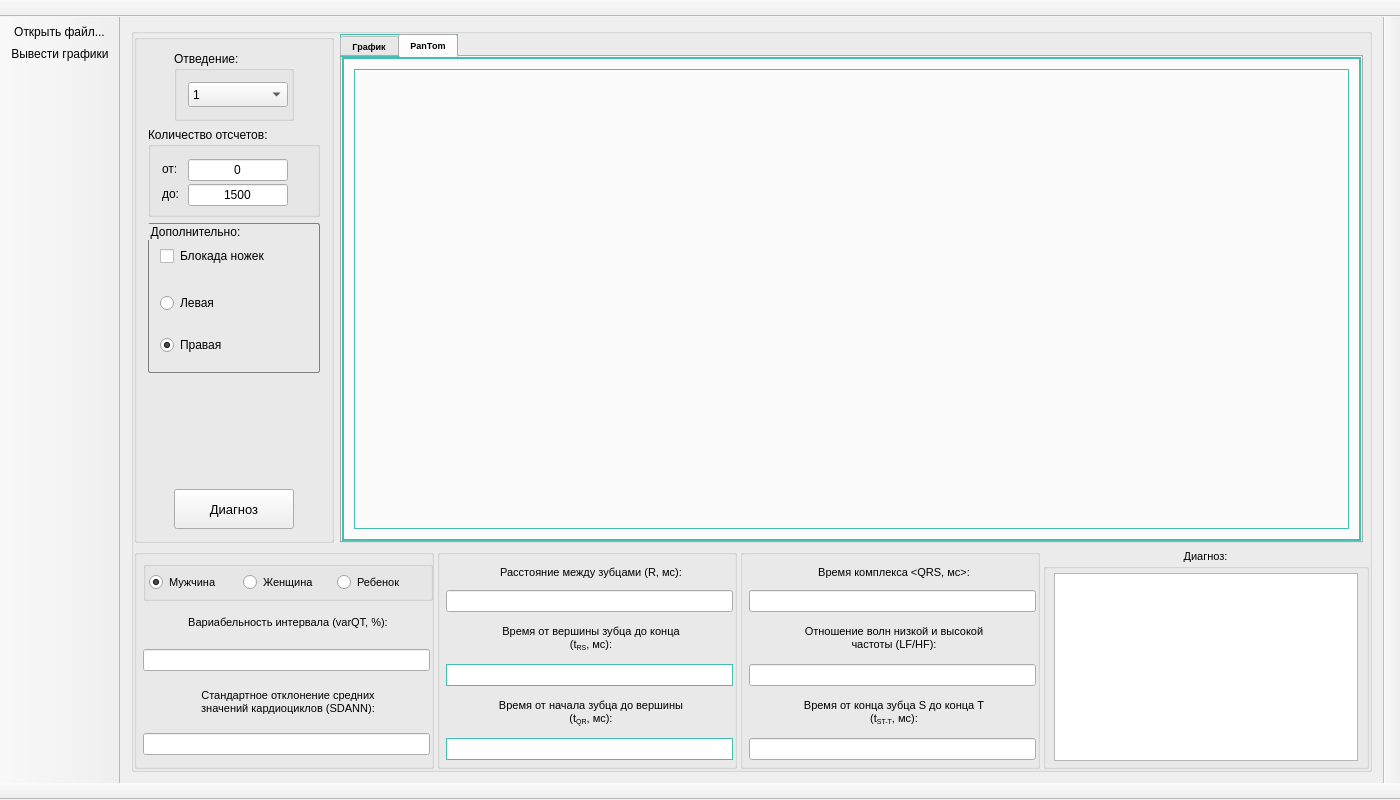
mihail727/ekp, file mainwindow.ui: the form before one commit.
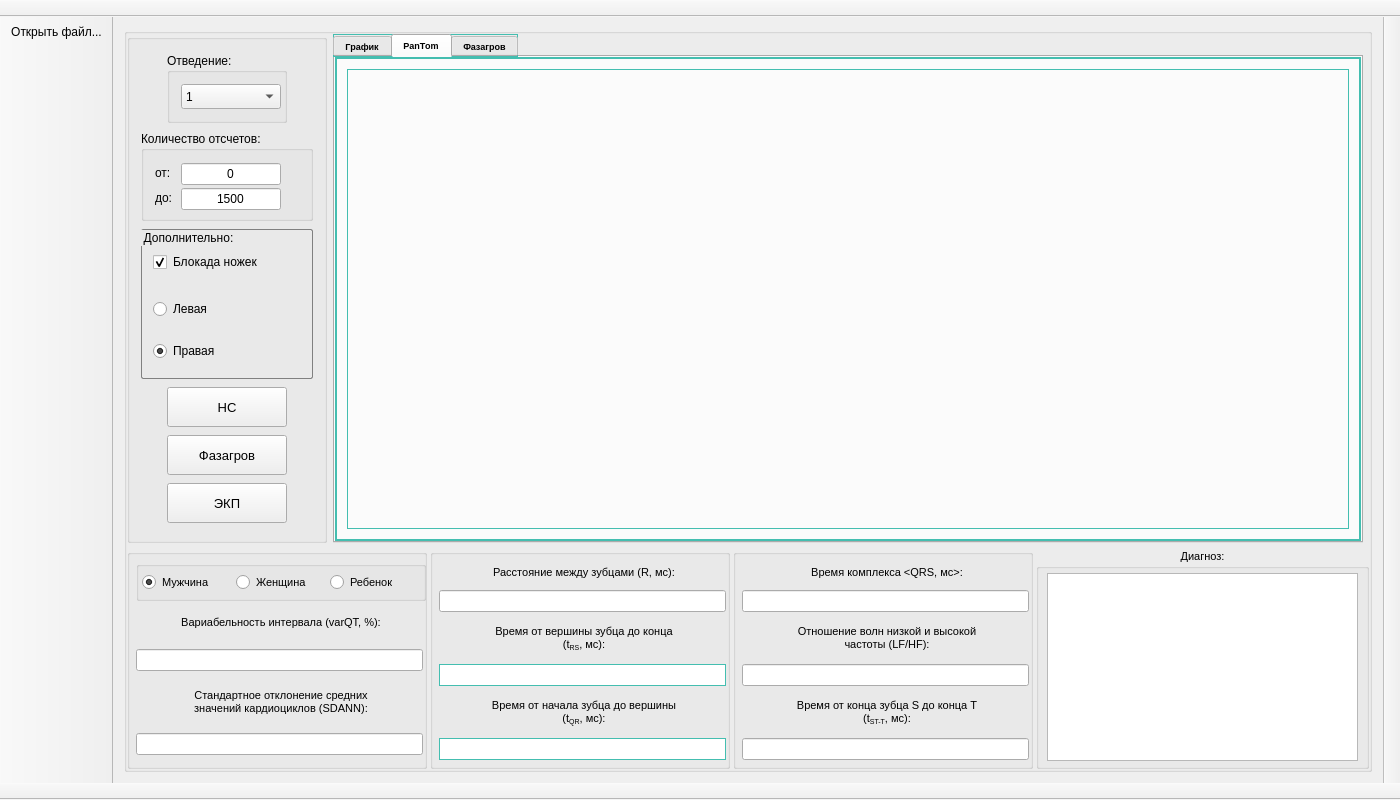
The form after the commit. The open tabs and pages were chosen to show the change. Icons and pictures are not drawn. Custom widgets are drawn as their Qt base class.

```diff
--- a/mainwindow.ui
+++ b/mainwindow.ui
@@ -648,6 +648,9 @@
                  <property name="text">
                   <string>Блокада ножек</string>
                  </property>
+                 <property name="checked">
+                  <bool>true</bool>
+                 </property>
                  <property name="tristate">
                   <bool>false</bool>
                  </property>
@@ -725,7 +728,69 @@
               </layout>
              </widget>
             </item>
-            <item alignment="Qt::AlignHCenter|Qt::AlignBottom">
+            <item alignment="Qt::AlignHCenter">
+             <widget class="QPushButton" name="pushButton_2">
+              <property name="sizePolicy">
+               <sizepolicy hsizetype="Expanding" vsizetype="Expanding">
+                <horstretch>0</horstretch>
+                <verstretch>0</verstretch>
+               </sizepolicy>
+              </property>
+              <property name="minimumSize">
+               <size>
+                <width>120</width>
+                <height>40</height>
+               </size>
+              </property>
+              <property name="maximumSize">
+               <size>
+                <width>100</width>
+                <height>40</height>
+               </size>
+              </property>
+              <property name="font">
+               <font>
+                <family>Arial</family>
+                <pointsize>10</pointsize>
+               </font>
+              </property>
+              <property name="text">
+               <string>НС</string>
+              </property>
+             </widget>
+            </item>
+            <item alignment="Qt::AlignHCenter">
+             <widget class="QPushButton" name="pushButton_3">
+              <property name="sizePolicy">
+               <sizepolicy hsizetype="Expanding" vsizetype="Expanding">
+                <horstretch>0</horstretch>
+                <verstretch>0</verstretch>
+               </sizepolicy>
+              </property>
+              <property name="minimumSize">
+               <size>
+                <width>120</width>
+                <height>40</height>
+               </size>
+              </property>
+              <property name="maximumSize">
+               <size>
+                <width>100</width>
+                <height>40</height>
+               </size>
+              </property>
+              <property name="font">
+               <font>
+                <family>Arial</family>
+                <pointsize>10</pointsize>
+               </font>
+              </property>
+              <property name="text">
+               <string>Фазагров</string>
+              </property>
+             </widget>
+            </item>
+            <item alignment="Qt::AlignHCenter">
              <widget class="QPushButton" name="pushButton">
               <property name="sizePolicy">
                <sizepolicy hsizetype="Expanding" vsizetype="Expanding">
@@ -755,7 +820,7 @@
                <string notr="true"/>
               </property>
               <property name="text">
-               <string>Диагноз</string>
+               <string>ЭКП</string>
               </property>
              </widget>
             </item>
@@ -828,17 +893,22 @@
            </widget>
            <widget class="QWidget" name="tab_2">
             <property name="sizePolicy">
-             <sizepolicy hsizetype="Expanding" vsizetype="Fixed">
+             <sizepolicy hsizetype="Expanding" vsizetype="Expanding">
               <horstretch>0</horstretch>
               <verstretch>0</verstretch>
              </sizepolicy>
             </property>
             <property name="minimumSize">
              <size>
-              <width>100</width>
+              <width>0</width>
               <height>0</height>
              </size>
             </property>
+            <property name="font">
+             <font>
+              <family>Bahnschrift SemiBold</family>
+             </font>
+            </property>
             <property name="styleSheet">
              <string notr="true"/>
             </property>
@@ -850,6 +920,31 @@
               <widget class="QCustomPlot" name="chart2" native="true">
                <property name="font">
                 <font>
+                 <family>Arial Black</family>
+                </font>
+               </property>
+               <property name="cursor">
+                <cursorShape>CrossCursor</cursorShape>
+               </property>
+              </widget>
+             </item>
+            </layout>
+           </widget>
+           <widget class="QWidget" name="tab_3">
+            <property name="sizePolicy">
+             <sizepolicy hsizetype="Expanding" vsizetype="Expanding">
+              <horstretch>0</horstretch>
+              <verstretch>0</verstretch>
+             </sizepolicy>
+            </property>
+            <attribute name="title">
+             <string>Фазагров</string>
+            </attribute>
+            <layout class="QHBoxLayout" name="horizontalLayout_5">
+             <item>
+              <widget class="QCustomPlot" name="chart3" native="true">
+               <property name="font">
+                <font>
                  <family>Arial</family>
                 </font>
                </property>
@@ -1880,7 +1975,6 @@
     <bool>false</bool>
    </attribute>
    <addaction name="action_2"/>
-   <addaction name="action"/>
   </widget>
   <widget class="QToolBar" name="toolBar_2">
    <property name="font">
@@ -1968,18 +2062,6 @@
     <enum>QAction::TextHeuristicRole</enum>
    </property>
   </action>
-  <action name="action">
-   <property name="icon">
-    <iconset resource="resource.qrc">
-     <normaloff>:/resource/img/iconfinder_15_3049264.png</normaloff>:/resource/img/iconfinder_15_3049264.png</iconset>
-   </property>
-   <property name="text">
-    <string>Вывести графики</string>
-   </property>
-   <property name="iconText">
-    <string>Вывести графики</string>
-   </property>
-  </action>
  </widget>
  <layoutdefault spacing="6" margin="11"/>
  <customwidgets>
```
Left out of the diff: 12 changed lines with no effect on the pictures.
